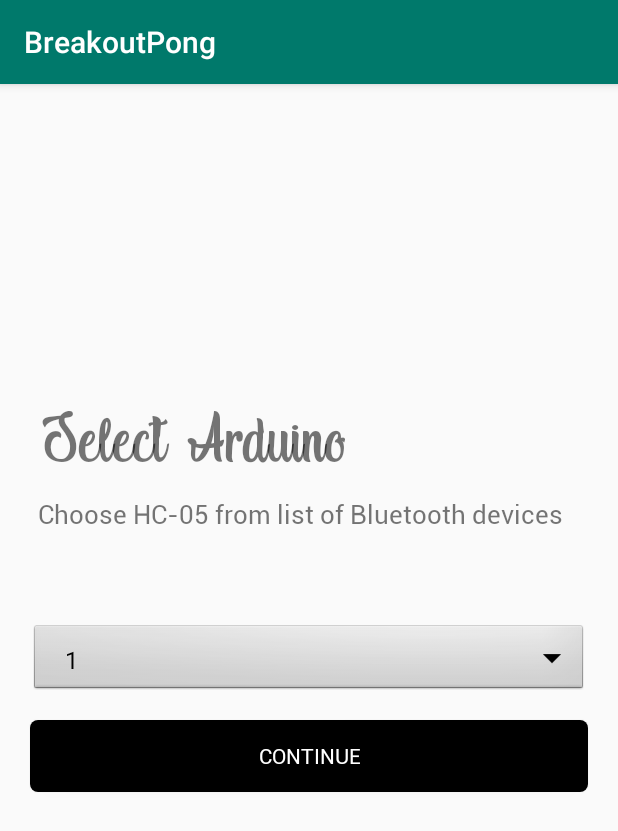
After one commit to jackomahony97/BreakoutPong, an Android app: the BluetoothActivity screen opened directly, with no data from a screen before it, on a phone screen of 412 x 824 dp. The commit adds this screen. Shown: the top 831 px of the screen. Run offline under Robolectric (Android 15) with nearby library versions, the phone set to English and light mode, and no system bars.

Commit message:
Added Bluetooth selection screen and dropdown menu support in the xml file and the java file

```diff
--- a/app/src/main/AndroidManifest.xml
+++ b/app/src/main/AndroidManifest.xml
@@ -11,7 +11,10 @@
         android:supportsRtl="true"
         android:theme="@style/AppTheme"
         tools:ignore="GoogleAppIndexingWarning">
-        <activity android:name=".MainActivity" android:theme="@style/AppTheme.NoActionBar">
+        <activity android:name=".BluetoothActivity"></activity> //Bluetooth activity
+        <activity
+            android:name=".MainActivity"
+            android:theme="@style/AppTheme.NoActionBar">
             <intent-filter>
                 <action android:name="android.intent.action.MAIN" />
 
--- /dev/null
+++ b/app/src/main/java/com/cs3305/breakoutpong/BluetoothActivity.java
@@ -0,0 +1,28 @@
+package com.cs3305.breakoutpong;
+
+import androidx.appcompat.app.AppCompatActivity;
+
+import android.os.Bundle;
+import android.widget.ArrayAdapter;
+import android.widget.Spinner;
+
+public class BluetoothActivity extends AppCompatActivity {
+
+    @Override
+    protected void onCreate(Bundle savedInstanceState) {
+        super.onCreate(savedInstanceState);
+        setContentView(R.layout.activity_bluetooth);
+
+
+        //get the spinner from the xml.
+        Spinner dropdown = findViewById(R.id.et_bl_devices);
+        //create a list of items for the spinner.
+        String[] items = new String[]{"1", "2", "three"};
+        //create an adapter to describe how the items are displayed, adapters are used in several places in android.
+        //There are multiple variations of this, but this is the basic variant.
+        ArrayAdapter<String> adapter = new ArrayAdapter<>(this, android.R.layout.simple_spinner_dropdown_item, items);
+        //set the spinners adapter to the previously created one.
+        dropdown.setAdapter(adapter);
+
+    }
+}
--- a/app/src/main/java/com/cs3305/breakoutpong/MainActivity.java
+++ b/app/src/main/java/com/cs3305/breakoutpong/MainActivity.java
@@ -1,6 +1,5 @@
 package com.cs3305.breakoutpong;
 
-import androidx.annotation.NonNull;
 import androidx.appcompat.app.AppCompatActivity;
 import androidx.fragment.app.Fragment;
 import androidx.fragment.app.FragmentManager;
@@ -43,7 +42,6 @@ public class MainActivity extends AppCompatActivity {
             super(fm, BEHAVIOR_RESUME_ONLY_CURRENT_FRAGMENT);
         }
 
-        @NonNull
         @Override
         public Fragment getItem(int i) {
             return fragmentList.get(i);
--- /dev/null
+++ b/app/src/main/res/layout/activity_bluetooth.xml
@@ -0,0 +1,65 @@
+<?xml version="1.0" encoding="utf-8"?>
+<RelativeLayout xmlns:android="http://schemas.android.com/apk/res/android"
+    xmlns:tools="http://schemas.android.com/tools"
+    android:layout_width="match_parent"
+    android:layout_height="match_parent"
+    tools:context=".BluetoothActivity">
+
+    <TextView
+        android:id="@+id/tv_title"
+        android:layout_width="wrap_content"
+        android:layout_height="wrap_content"
+        android:text="@string/select_arduino"
+        android:textSize="50sp"
+        android:fontFamily="@font/indigo_daisy"
+        android:layout_marginStart="25dp"
+        android:layout_marginBottom="10dp"
+        android:layout_above="@id/tv_subtitle"
+        android:layout_marginLeft="25dp" />
+
+    <TextView
+        android:id="@+id/tv_subtitle"
+        android:layout_width="wrap_content"
+        android:layout_height="wrap_content"
+        android:text="Choose HC-05 from list of Bluetooth devices"
+        android:textSize="17sp"
+        android:fontFamily="@font/roboto_regular"
+        android:layout_marginStart="25dp"
+        android:layout_marginBottom="50dp"
+        android:layout_above="@id/et_bl_devices"
+        android:layout_marginLeft="25dp" />
+
+
+
+    <Spinner
+        android:id="@+id/et_bl_devices"
+        android:layout_width="match_parent"
+        android:layout_height="50dp"
+        android:hint="@string/password"
+        android:layout_marginLeft="20dp"
+        android:layout_marginRight="20dp"
+        android:layout_marginTop="10dp"
+        android:padding="15dp"
+        android:fontFamily="@font/roboto_regular"
+        android:inputType="textPassword"
+        android:layout_centerInParent="true"
+        android:background="@android:drawable/btn_dropdown"
+        android:spinnerMode="dropdown"
+        android:textSize="15sp" />
+
+    <Button
+        android:id="@+id/btn_continue"
+        android:layout_width="match_parent"
+        android:layout_height="wrap_content"
+        android:layout_below="@id/et_bl_devices"
+        android:background="@drawable/btn_custom"
+        android:layout_marginLeft="20dp"
+        android:layout_marginRight="20dp"
+        android:layout_marginTop="15dp"
+        android:fontFamily="@font/roboto_regular"
+        android:textColor="@android:color/white"
+        android:text="@string/con"/>
+
+
+
+</RelativeLayout>
--- a/app/src/main/res/layout/fragment_register.xml
+++ b/app/src/main/res/layout/fragment_register.xml
@@ -99,7 +99,7 @@
             android:fontFamily="@font/roboto_regular"
             android:layout_marginLeft="20dp"
             android:layout_marginRight="20dp"
-            android:layout_marginBottom="30dp"
+            android:layout_marginBottom="40dp"
             android:layout_centerInParent="true"
             android:textColor="@android:color/white"
             android:text="@string/register"/>
--- a/app/src/main/res/values/strings.xml
+++ b/app/src/main/res/values/strings.xml
@@ -12,4 +12,6 @@
     <string name="register">Register</string>
     <string name="re_type_password">Re-type Password</string>
     <string name="your_name">Full Name</string>
+    <string name="select_arduino">Select Arduino</string>
+    <string name="con">Continue</string>
 </resources>
```
Also changed, not shown: app/src/main/java/com/cs3305/breakoutpong/LoginFragment.java (+21 -8 lines), app/src/main/java/com/cs3305/breakoutpong/RegisterFragment.java (+17 -3 lines).
